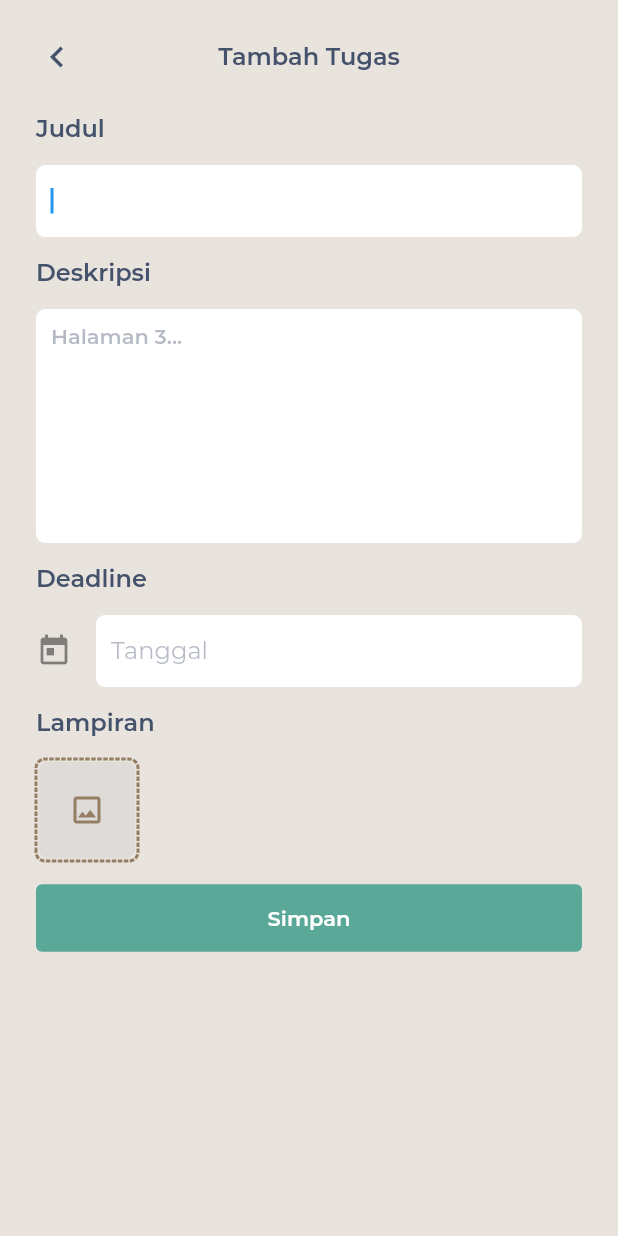
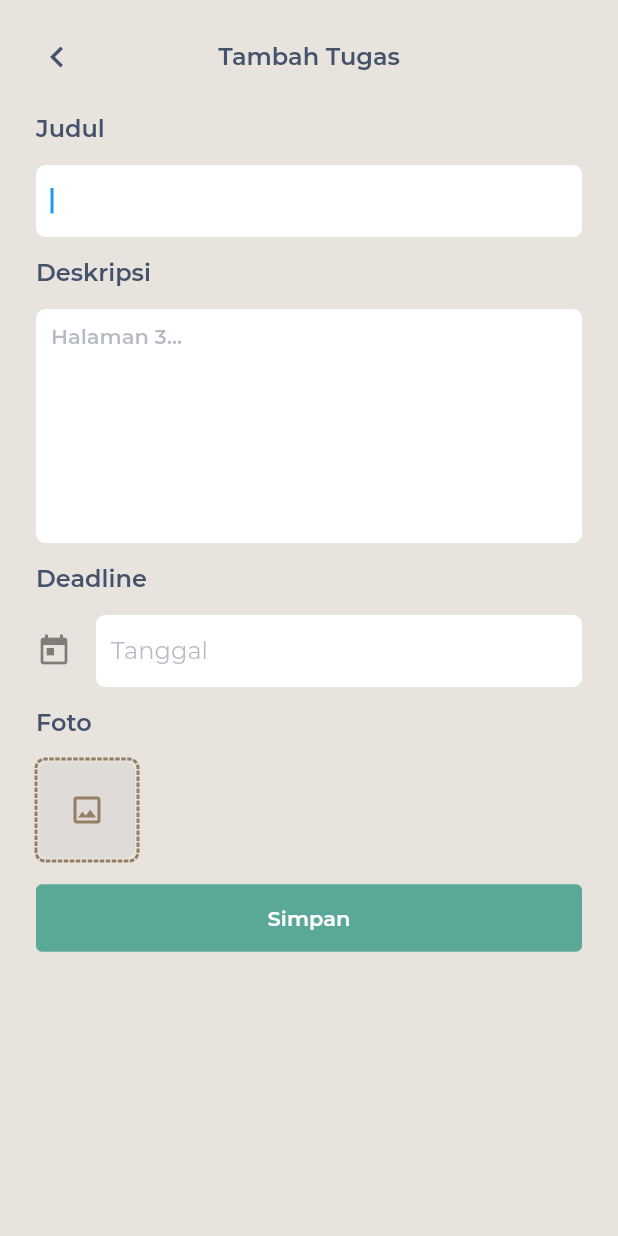
Before and after one commit to Innodev-K8/bukutugas, a Flutter app: the CreateAssignmentScreen screen opened by its route, on a phone screen of 412 x 824 dp. Run offline on Flutter 3.47's test engine with Material 2 defaults, Android fonts, the phone set to English and light mode, and no system bars; drawn by our look-alikes of date_time_picker, dotted_border; our stand-ins replace cloud_firestore, dotted_line, emoji_picker_flutter, firebase_analytics, firebase_auth, firebase_core and 16 more; missing offline and left inert: flutter_animated_dialog; accounts and stored records are empty; network calls fail; statements that could not run were skipped.

Commit message:
Change Lampiran to Foto

```diff
--- a/lib/screens/assignment/create_assignment_screen.dart
+++ b/lib/screens/assignment/create_assignment_screen.dart
@@ -220,7 +220,7 @@ class CreateAssignmentScreen extends HookWidget {
                                     ),
                                     SizedBox(height: 14.0),
                                     Text(
-                                      'Lampiran',
+                                      'Foto',
                                       style:
                                           Theme.of(context).textTheme.headline2,
                                     ),
--- a/lib/screens/assignment/detail_assignment_screen.dart
+++ b/lib/screens/assignment/detail_assignment_screen.dart
@@ -229,7 +229,7 @@ class DetailAssignmentScreen extends HookWidget {
                               if (assignment?.attachments != null &&
                                   assignment!.attachments!.length > 0) ...[
                                 Text(
-                                  'Lampiran',
+                                  'Foto',
                                   style: Theme.of(context).textTheme.headline2,
                                 ),
                                 SizedBox(height: 14.0),
```
